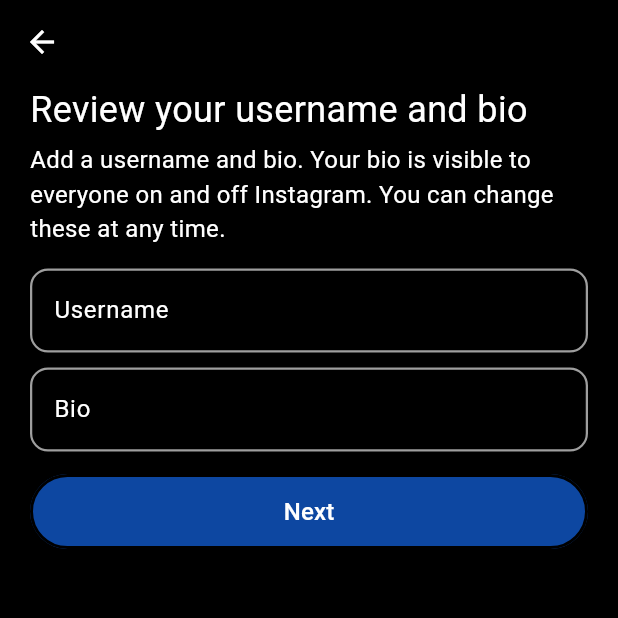
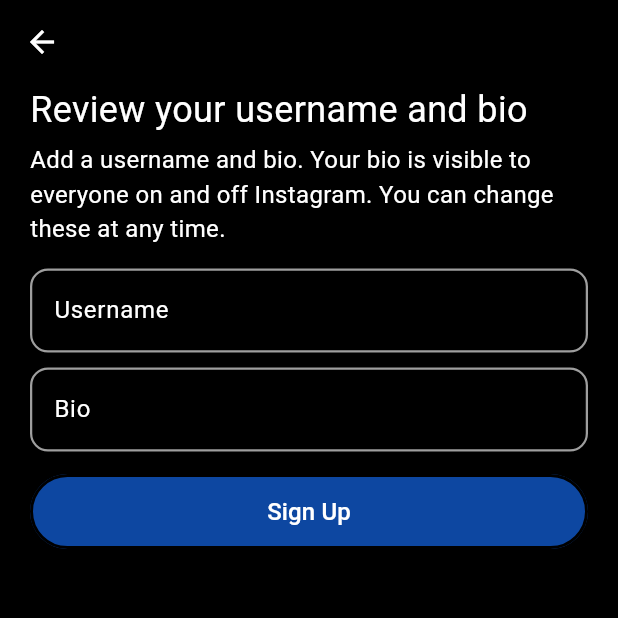
Before and after one commit to muhammadXainAhmad/instagram_clone_flutter_firebase, a Flutter app: the SignupUsername screen opened directly with empty values, on a phone screen of 412 x 824 dp, the top half of it. Run offline on Flutter 3.47's test engine with Material 3 defaults, Android fonts, the phone set to English and light mode, and no system bars; our stand-ins replace cloud_firestore, firebase_auth, firebase_core, firebase_storage, flutter_dotenv, flutter_svg and 1 more; accounts and stored records are empty.

Commit message:
errorHandling for signupFlow

```diff
--- a/lib/screens/signup4_username.dart
+++ b/lib/screens/signup4_username.dart
@@ -3,6 +3,7 @@ import 'dart:typed_data';
 import 'package:flutter/material.dart';
 import 'package:instagram_clone_flutter_firebase/methods/auth_methods.dart';
 import 'package:instagram_clone_flutter_firebase/utils/colors.dart';
+import 'package:instagram_clone_flutter_firebase/utils/utils.dart';
 import 'package:instagram_clone_flutter_firebase/widgets/elevated_button.dart';
 import 'package:instagram_clone_flutter_firebase/widgets/text.dart';
 import 'package:instagram_clone_flutter_firebase/widgets/textfield.dart';
@@ -25,6 +26,7 @@ class SignupUsername extends StatefulWidget {
 class _SignupUsernameState extends State<SignupUsername> {
   final TextEditingController usernameContoller = TextEditingController();
   final TextEditingController bioController = TextEditingController();
+  bool _isLoading = false;
 
   @override
   void dispose() {
@@ -79,16 +81,29 @@ class _SignupUsernameState extends State<SignupUsername> {
               Padding(
                 padding: const EdgeInsets.only(top: 5),
                 child: MyElevatedButton(
-                  onPressed: () {
-                    AuthMethods().signupWithEmailAndPassword(
+                  onPressed: () async {
+                    setState(() {
+                      _isLoading = true;
+                    });
+                    String message = await AuthMethods()
+                        .signupWithEmailAndPassword(
                           email: widget.email,
                           password: widget.password,
                           file: widget.file,
                           username: usernameContoller.text.trim(),
                           bio: bioController.text.trim(),
                         );
+                    setState(() {
+                      _isLoading = false;
+                    });
+                    if (message != "User Created Successfully!") {
+                      if (mounted) {
+                        showSnackBar(context, message);
+                      }
+                    }
                   },
-                  buttonText: "Next",
+                  buttonText: "Sign Up",
+                  isLoading: _isLoading,
                 ),
               ),
             ],
--- a/lib/utils/colors.dart
+++ b/lib/utils/colors.dart
@@ -6,3 +6,4 @@ const mobileSearchColor = Color.fromRGBO(38, 38, 38, 1);
 const blueColor = Color.fromRGBO(13, 71, 161, 1);
 const primaryColor = Colors.white;
 const secondaryColor = Colors.grey;
+const errorColor = Colors.red;
--- a/lib/widgets/elevated_button.dart
+++ b/lib/widgets/elevated_button.dart
@@ -6,6 +6,7 @@ class MyElevatedButton extends StatelessWidget {
   final Color bgClr;
   final Color borderClr;
   final Color textClr;
+  final bool isLoading;
   final VoidCallback onPressed;
   const MyElevatedButton({
     super.key,
@@ -13,19 +14,31 @@ class MyElevatedButton extends StatelessWidget {
     required this.onPressed,
     this.bgClr = blueColor,
     this.borderClr = mobileBackgroundColor,
-    this.textClr=primaryColor
+    this.textClr = primaryColor,
+    this.isLoading = false,
   });
 
   @override
   Widget build(BuildContext context) {
     return ElevatedButton(
-      onPressed:onPressed,
+      onPressed: onPressed,
       style: ElevatedButton.styleFrom(
         backgroundColor: bgClr,
         minimumSize: Size(double.infinity, 50),
-        side: BorderSide(color: borderClr,width: 2),
+        side: BorderSide(color: borderClr, width: 2),
       ),
-      child: Text(buttonText, style: TextStyle(color: textClr,fontSize: 16)),
+      child:
+          isLoading
+              ? Center(
+                child: CircularProgressIndicator(
+                  color: primaryColor,
+                  strokeWidth: 2,
+                ),
+              )
+              : Text(
+                buttonText,
+                style: TextStyle(color: textClr, fontSize: 16),
+              ),
     );
   }
 }
```
Also changed, not shown: lib/methods/auth_methods.dart (+9 -5 lines), lib/utils/utils.dart (+18 -0 lines). Lines whose indentation alone changed are shown as unchanged.
